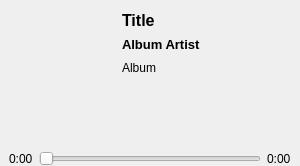
Before: the Qt Designer form src/miniplayer.ui in Gearlux/GDeskTunes, drawn with Qt 5.
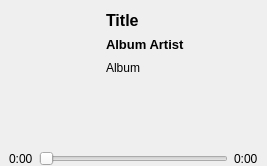
After: the same form once the commit is applied. Icons and pictures are not drawn. Custom widgets are drawn as their Qt base class.

Commit message: Change miniplayer in a window

Patch:
```diff
--- a/src/miniplayer.ui
+++ b/src/miniplayer.ui
@@ -1,30 +1,19 @@
 <?xml version="1.0" encoding="UTF-8"?>
 <ui version="4.0">
  <class>MiniPlayer</class>
- <widget class="QWidget" name="MiniPlayer">
+ <widget class="QMainWindow" name="MiniPlayer">
   <property name="geometry">
    <rect>
     <x>0</x>
     <y>0</y>
-    <width>300</width>
+    <width>264</width>
     <height>166</height>
    </rect>
   </property>
-  <property name="maximumSize">
-   <size>
-    <width>500</width>
-    <height>500</height>
-   </size>
-  </property>
   <property name="windowTitle">
    <string>GDeskTunes Mini Player</string>
   </property>
-  <property name="autoFillBackground">
-   <bool>false</bool>
-  </property>
-  <property name="styleSheet">
-   <string notr="true"/>
-  </property>
+  <widget class="QWidget" name="centralwidget">
   <layout class="QVBoxLayout" name="verticalLayout_3">
    <property name="spacing">
     <number>0</number>
@@ -572,6 +561,7 @@
    </item>
   </layout>
  </widget>
+ </widget>
  <customwidgets>
   <customwidget>
    <class>ArtLabel</class>
```
Left out of the diff: 82 changed lines with no effect on the pictures. Lines whose indentation alone changed are shown as unchanged. The commit also changes 5 other files.
